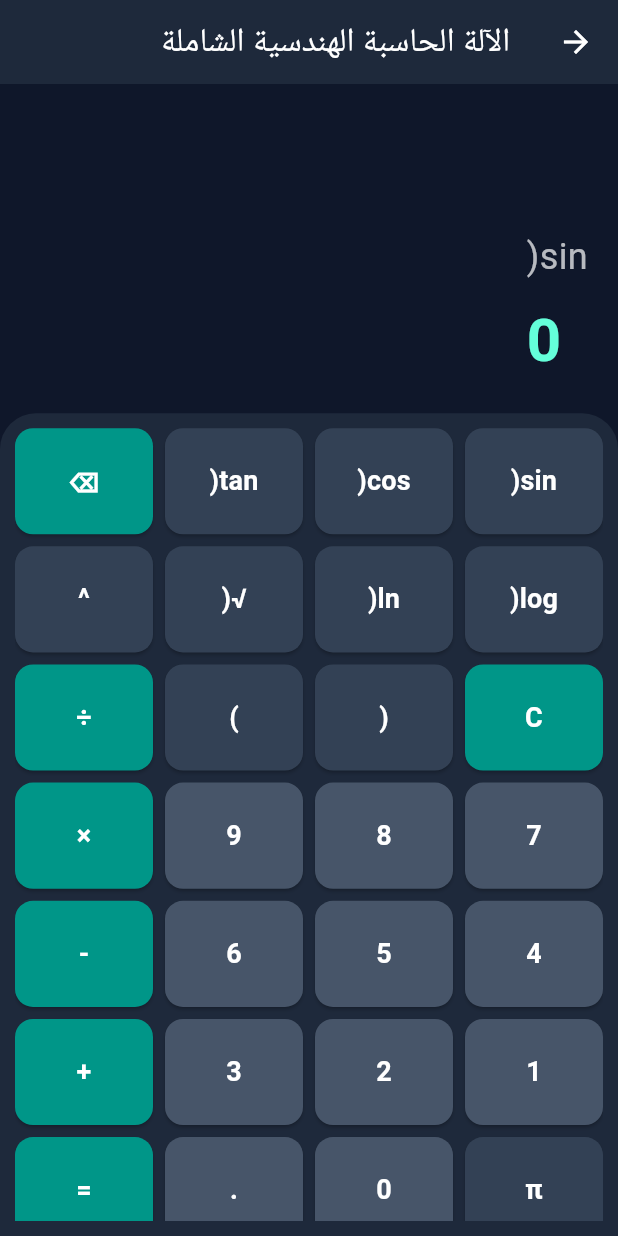
After one commit to Ebrahassad/master-calculator, a Flutter app: the ScientificCalculatorScreen screen opened directly, after a tap on "sin(", on a phone screen of 412 x 824 dp. The commit adds this screen. Run offline on Flutter 3.47's test engine with Material 3 defaults, Android fonts, the phone set to English and light mode, and no system bars; our stand-ins replace math_expressions.

Commit message:
feat: add scientific calculator button to main screen

```diff
--- a/lib/main.dart
+++ b/lib/main.dart
@@ -1,3 +1,4 @@
+import 'screens/scientific_calculator_screen.dart';
 import 'package:flutter/material.dart';
 import 'package:flutter/services.dart';
 
@@ -120,6 +121,24 @@ class _HomeScreenState extends State<HomeScreen> {
           child: Column(
             crossAxisAlignment: CrossAxisAlignment.start,
             children: [
+
+    ElevatedButton.icon(
+      style: ElevatedButton.styleFrom(
+        backgroundColor: Colors.teal,
+        foregroundColor: Colors.white,
+        padding: const EdgeInsets.symmetric(horizontal: 20, vertical: 12),
+        shape: RoundedRectangleBorder(borderRadius: BorderRadius.circular(12)),
+      ),
+      icon: const Icon(Icons.calculate),
+      label: const Text("الآلة الحاسبة العلمية الهندسية", style: TextStyle(fontSize: 16, fontWeight: FontWeight.bold)),
+      onPressed: () {
+        Navigator.push(
+          context,
+          MaterialPageRoute(builder: (context) => const ScientificCalculatorScreen()),
+        );
+      },
+    ),
+
               const Text(
                 'HASSADI Master Calculator Hub\nالإصدار: 2.0.0 (Release)\n',
                 style: TextStyle(fontWeight: FontWeight.bold, color: Colors.indigo),
--- /dev/null
+++ b/lib/screens/scientific_calculator_screen.dart
@@ -0,0 +1,140 @@
+import 'package:flutter/material.dart';
+import 'package:math_expressions/math_expressions.dart';
+
+class ScientificCalculatorScreen extends StatefulWidget {
+  const ScientificCalculatorScreen({Key? key}) : super(key: key);
+
+  @override
+  _ScientificCalculatorScreenState createState() => _ScientificCalculatorScreenState();
+}
+
+class _ScientificCalculatorScreenState extends State<ScientificCalculatorScreen> {
+  String _expression = "";
+  String _result = "0";
+
+  void _onButtonPressed(String value) {
+    setState(() {
+      if (value == "C") {
+        _expression = "";
+        _result = "0";
+      } else if (value == "⌫") {
+        if (_expression.isNotEmpty) {
+          _expression = _expression.substring(0, _expression.length - 1);
+        }
+      } else if (value == "=") {
+        _calculateResult();
+      } else {
+        _expression += value;
+      }
+    });
+  }
+
+  void _calculateResult() {
+    try {
+      String finalExpression = _expression
+          .replaceAll('×', '*\)
+          .replaceAll('÷', '/')
+          .replaceAll('π', '3.141592653589793')
+          .replaceAll('e', '2.718281828459045');
+
+      Parser p = Parser();
+      Expression exp = p.parse(finalExpression);
+      ContextModel cm = ContextModel();
+      double eval = exp.evaluate(EvaluationType.REAL, cm);
+
+      setState(() {
+        _result = eval.toString();
+        if (_result.endsWith(".0")) {
+          _result = _result.substring(0, _result.length - 2);
+        }
+      });
+    } catch (e) {
+      setState(() {
+        _result = "خطأ في العملية";
+      });
+    }
+  }
+
+  @override
+  Widget build(BuildContext context) {
+    return Scaffold(
+      backgroundColor: const Color(0xFF0F172A),
+      appBar: AppBar(
+        title: const Text("الآلة الحاسبة الهندسية الشاملة", style: TextStyle(color: Colors.white)),
+        backgroundColor: const Color(0xFF1E293B),
+        iconTheme: const IconThemeData(color: Colors.white),
+      ),
+      body: Column(
+        children: [
+          Expanded(
+            flex: 2,
+            child: Container(
+              padding: const EdgeInsets.all(20),
+              alignment: Alignment.bottomRight,
+              child: Column(
+                mainAxisAlignment: MainAxisAlignment.end,
+                crossAxisAlignment: CrossAxisAlignment.end,
+                children: [
+                  Text(
+                    _expression,
+                    style: const TextStyle(fontSize: 24, color: Colors.white70),
+                    maxLines: 2,
+                    overflow: TextOverflow.ellipsis,
+                  ),
+                  const SizedBox(height: 10),
+                  Text(
+                    _result,
+                    style: const TextStyle(fontSize: 40, fontWeight: FontWeight.bold, color: Colors.tealAccent),
+                  ),
+                ],
+              ),
+            ),
+          ),
+          Expanded(
+            flex: 5,
+            child: Container(
+              padding: const EdgeInsets.all(10),
+              decoration: const BoxDecoration(
+                color: Color(0xFF1E293B),
+                borderRadius: BorderRadius.vertical(top: Radius.circular(24)),
+              ),
+              child: GridView.count(
+                crossAxisCount: 4,
+                mainAxisSpacing: 8,
+                crossAxisSpacing: 8,
+                childAspectRatio: 1.3,
+                children: [
+                  "sin(", "cos(", "tan(", "⌫",
+                  "log(", "ln(", "√(", "^",
+                  "C", "(", ")", "÷",
+                  "7", "8", "9", "×",
+                  "4", "5", "6", "-",
+                  "1", "2", "3", "+",
+                  "π", "0", ".", "=",
+                ].map((btnText) {
+                  bool isOperator = ["÷", "×", "-", "+", "=", "C", "⌫"].contains(btnText);
+                  bool isScientific = ["sin(", "cos(", "tan(", "log(", "ln(", "√(", "^", "(", ")", "π"].contains(btnText);
+
+                  return ElevatedButton(
+                    style: ElevatedButton.styleFrom(
+                      backgroundColor: isOperator
+                          ? Colors.teal
+                          : (isScientific ? const Color(0xFF334155) : const Color(0xFF475569)),
+                      foregroundColor: Colors.white,
+                      shape: RoundedRectangleBorder(borderRadius: BorderRadius.circular(12)),
+                    ),
+                    onPressed: () => _onButtonPressed(btnText),
+                    child: Text(
+                      btnText,
+                      style: const TextStyle(fontSize: 18, fontWeight: FontWeight.bold),
+                    ),
+                  );
+                }).toList(),
+              ),
+            ),
+          ),
+        ],
+      ),
+    );
+  }
+}
```
